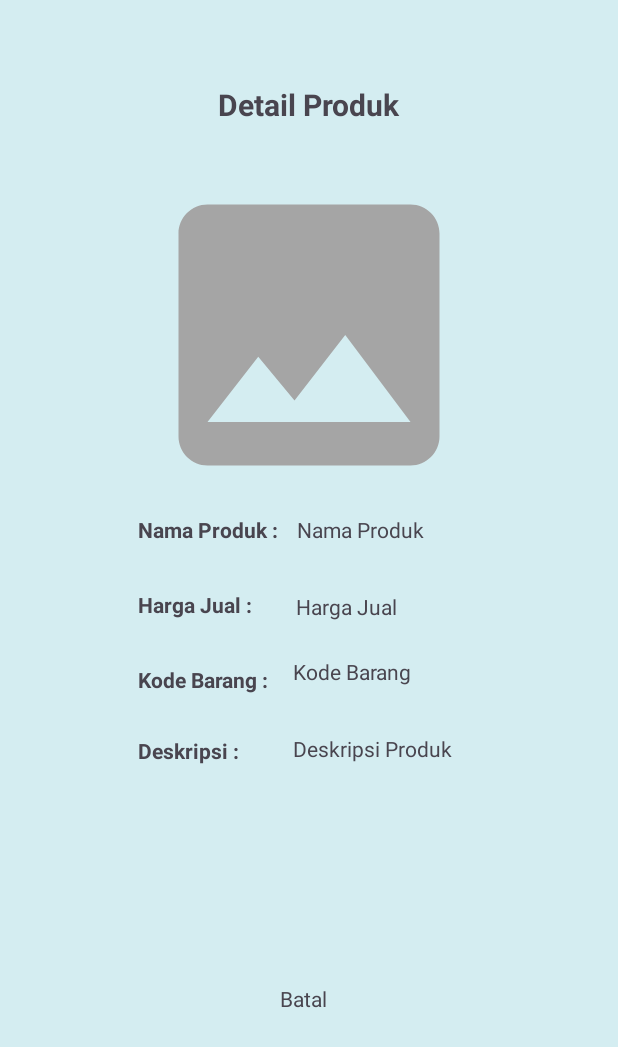
After one commit to agungriyadi19/MD, an Android app: the DetailProductUmkmActivity screen opened directly, with no data from a screen before it, on a phone screen of 412 x 824 dp. The commit adds this screen. Shown: the top 1047 px of the screen. Run offline under Robolectric (Android 15) with nearby library versions, the phone set to English and light mode, and no system bars.

Commit message:
add detail product umkm page

```diff
--- a/app/src/main/AndroidManifest.xml
+++ b/app/src/main/AndroidManifest.xml
@@ -1,12 +1,16 @@
 <?xml version="1.0" encoding="utf-8"?>
 <manifest xmlns:android="http://schemas.android.com/apk/res/android"
-    xmlns:tools="http://schemas.android.com/tools" >
+    xmlns:tools="http://schemas.android.com/tools">
 
     <uses-permission android:name="android.permission.INTERNET" />
+
     <uses-feature android:name="android.hardware.camera" />
-    <uses-permission android:name="android.permission.READ_EXTERNAL_STORAGE"
+
+    <uses-permission
+        android:name="android.permission.READ_EXTERNAL_STORAGE"
         android:maxSdkVersion="32" />
-    <uses-permission android:name="android.permission.WRITE_EXTERNAL_STORAGE"
+    <uses-permission
+        android:name="android.permission.WRITE_EXTERNAL_STORAGE"
         android:maxSdkVersion="32" />
 
     <application
@@ -18,7 +22,19 @@
         android:roundIcon="@mipmap/ic_launcher_round"
         android:supportsRtl="true"
         android:theme="@style/Theme.SMETraceCare"
-        tools:targetApi="31" >
+        tools:targetApi="31">
+        <activity
+            android:name=".ui.DetailProductUmkmActivity"
+            android:exported="false" />
+        <activity
+            android:name=".ui.ScanConsumerActivity"
+            android:exported="false" />
+        <activity
+            android:name=".ui.UploadPembatikUmkmActivity"
+            android:exported="false" />
+        <activity
+            android:name=".ui.UploadProductUmkmActivity"
+            android:exported="false" />
         <activity
             android:name=".ui.SupplierHomeActivity"
             android:exported="false"
@@ -49,7 +65,7 @@
             android:label="@string/title_activity_login" />
         <activity
             android:name=".ui.SplashScreenActivity"
-            android:exported="true" >
+            android:exported="true">
             <intent-filter>
                 <action android:name="android.intent.action.MAIN" />
 
--- /dev/null
+++ b/app/src/main/java/com/example/smetracecare/ui/DetailProductUmkmActivity.kt
@@ -0,0 +1,21 @@
+package com.example.smetracecare.ui
+
+import android.os.Bundle
+import androidx.activity.enableEdgeToEdge
+import androidx.appcompat.app.AppCompatActivity
+import androidx.core.view.ViewCompat
+import androidx.core.view.WindowInsetsCompat
+import com.example.smetracecare.R
+
+class DetailProductUmkmActivity : AppCompatActivity() {
+    override fun onCreate(savedInstanceState: Bundle?) {
+        super.onCreate(savedInstanceState)
+        enableEdgeToEdge()
+        setContentView(R.layout.activity_detail_product_umkm)
+        ViewCompat.setOnApplyWindowInsetsListener(findViewById(R.id.main)) { v, insets ->
+            val systemBars = insets.getInsets(WindowInsetsCompat.Type.systemBars())
+            v.setPadding(systemBars.left, systemBars.top, systemBars.right, systemBars.bottom)
+            insets
+        }
+    }
+}
--- /dev/null
+++ b/app/src/main/res/layout/activity_detail_product_umkm.xml
@@ -0,0 +1,131 @@
+<?xml version="1.0" encoding="utf-8"?>
+<androidx.constraintlayout.widget.ConstraintLayout xmlns:android="http://schemas.android.com/apk/res/android"
+    xmlns:app="http://schemas.android.com/apk/res-auto"
+    xmlns:tools="http://schemas.android.com/tools"
+    android:id="@+id/main"
+    android:layout_width="match_parent"
+    android:layout_height="match_parent"
+    android:background="@color/tertiary"
+    tools:context=".ui.DetailProductUmkmActivity">
+
+
+    <TextView
+        android:id="@+id/tv_detail_produk_umkm"
+        android:layout_width="wrap_content"
+        android:layout_height="wrap_content"
+        android:layout_marginTop="56dp"
+        android:text="@string/detailProduk_umkm"
+        android:textSize="20sp"
+        android:textStyle="bold"
+        app:layout_constraintEnd_toEndOf="parent"
+        app:layout_constraintHorizontal_bias="0.5"
+        app:layout_constraintStart_toStartOf="parent"
+        app:layout_constraintTop_toTopOf="parent" />
+
+    <ImageView
+        android:id="@+id/iv_detail_produk_umkm"
+        android:layout_width="393dp"
+        android:layout_height="232dp"
+        android:layout_marginTop="24dp"
+        app:layout_constraintEnd_toEndOf="parent"
+        app:layout_constraintStart_toStartOf="parent"
+        app:layout_constraintTop_toBottomOf="@+id/tv_detail_produk_umkm"
+        app:srcCompat="@drawable/ic_image" />
+
+    <TextView
+        android:id="@+id/tv_hargaJual_umkm"
+        android:layout_width="85dp"
+        android:layout_height="22dp"
+        android:layout_marginStart="92dp"
+        android:layout_marginTop="28dp"
+        android:text="@string/hargaJual_umkm"
+        android:textStyle="bold"
+        app:layout_constraintStart_toStartOf="parent"
+        app:layout_constraintTop_toBottomOf="@+id/tv_namaProduk_umkm" />
+
+    <TextView
+        android:id="@+id/tv_cancel_detail_produk_umkm"
+        android:layout_width="38dp"
+        android:layout_height="20dp"
+        android:layout_marginBottom="148dp"
+        android:text="@string/cancel"
+        app:layout_constraintBottom_toBottomOf="parent"
+        app:layout_constraintEnd_toEndOf="@+id/textView9"
+        app:layout_constraintStart_toStartOf="@+id/tv_descriptions_umkm"
+        app:layout_constraintTop_toBottomOf="@+id/iv_detail_produk_umkm"
+        app:layout_constraintVertical_bias="1.0" />
+
+    <TextView
+        android:id="@+id/ans_hargaJual_umkm"
+        android:layout_width="wrap_content"
+        android:layout_height="wrap_content"
+        android:layout_marginStart="20dp"
+        android:layout_marginTop="32dp"
+        android:text="@string/hargaJualUmkm"
+        app:layout_constraintStart_toEndOf="@+id/tv_hargaJual_umkm"
+        app:layout_constraintTop_toBottomOf="@+id/ans_namaProduk_umkm" />
+
+    <TextView
+        android:id="@+id/textView9"
+        android:layout_width="123dp"
+        android:layout_height="20dp"
+        android:layout_marginStart="36dp"
+        android:layout_marginTop="32dp"
+        android:text="@string/descriptionUmkm"
+        app:layout_constraintStart_toEndOf="@+id/tv_descriptions_umkm"
+        app:layout_constraintTop_toBottomOf="@+id/ans_kodeBarang_umkm" />
+
+    <TextView
+        android:id="@+id/ans_kodeBarang_umkm"
+        android:layout_width="wrap_content"
+        android:layout_height="wrap_content"
+        android:layout_marginStart="16dp"
+        android:layout_marginTop="24dp"
+        android:text="@string/kodeBarangUmkm"
+        app:layout_constraintStart_toEndOf="@+id/tv_kodeProduk_umkm"
+        app:layout_constraintTop_toBottomOf="@+id/ans_hargaJual_umkm" />
+
+    <TextView
+        android:id="@+id/ans_namaProduk_umkm"
+        android:layout_width="wrap_content"
+        android:layout_height="wrap_content"
+        android:layout_marginStart="4dp"
+        android:layout_marginTop="4dp"
+        android:text="@string/namaProdukUmkm"
+        app:layout_constraintStart_toEndOf="@+id/tv_namaProduk_umkm"
+        app:layout_constraintTop_toBottomOf="@+id/iv_detail_produk_umkm" />
+
+    <TextView
+        android:id="@+id/tv_descriptions_umkm"
+        android:layout_width="wrap_content"
+        android:layout_height="wrap_content"
+        android:layout_marginStart="92dp"
+        android:layout_marginTop="28dp"
+        android:text="@string/descriptions_umkm"
+        android:textStyle="bold"
+        app:layout_constraintStart_toStartOf="parent"
+        app:layout_constraintTop_toBottomOf="@+id/tv_kodeProduk_umkm" />
+
+    <TextView
+        android:id="@+id/tv_kodeProduk_umkm"
+        android:layout_width="wrap_content"
+        android:layout_height="wrap_content"
+        android:layout_marginStart="92dp"
+        android:layout_marginTop="28dp"
+        android:text="@string/kodeBarang_umkm"
+        android:textStyle="bold"
+        app:layout_constraintStart_toStartOf="parent"
+        app:layout_constraintTop_toBottomOf="@+id/tv_hargaJual_umkm" />
+
+    <TextView
+        android:id="@+id/tv_namaProduk_umkm"
+        android:layout_width="102dp"
+        android:layout_height="22dp"
+        android:layout_marginStart="92dp"
+        android:layout_marginTop="4dp"
+        android:text="@string/namaProduk_umkm"
+        android:textStyle="bold"
+        app:layout_constraintStart_toStartOf="parent"
+        app:layout_constraintTop_toBottomOf="@+id/iv_detail_produk_umkm" />
+
+</androidx.constraintlayout.widget.ConstraintLayout>
--- a/app/src/main/res/values/strings.xml
+++ b/app/src/main/res/values/strings.xml
@@ -121,4 +121,13 @@
     <string name="titleScan_page">Scan Produk Kamu</string>
     <string name="scanQRCode">Scan QR Code</string>
     <string name="scanBatik">Scan Motif Batik</string>
+    <string name="detailProduk_umkm">Detail Produk</string>
+    <string name="namaProduk_umkm">Nama Produk :</string>
+    <string name="hargaJual_umkm">Harga Jual :</string>
+    <string name="kodeBarang_umkm">Kode Barang   :</string>
+    <string name="descriptions_umkm">Deskripsi   :</string>
+    <string name="descriptionUmkm">Deskripsi Produk\n</string>
+    <string name="kodeBarangUmkm">Kode Barang</string>
+    <string name="hargaJualUmkm">Harga Jual</string>
+    <string name="namaProdukUmkm">Nama Produk</string>
 </resources>
```
